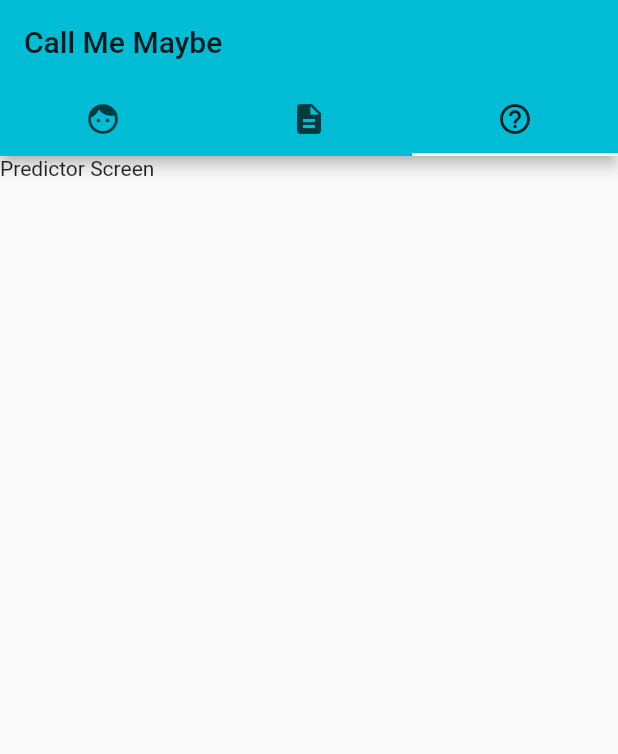
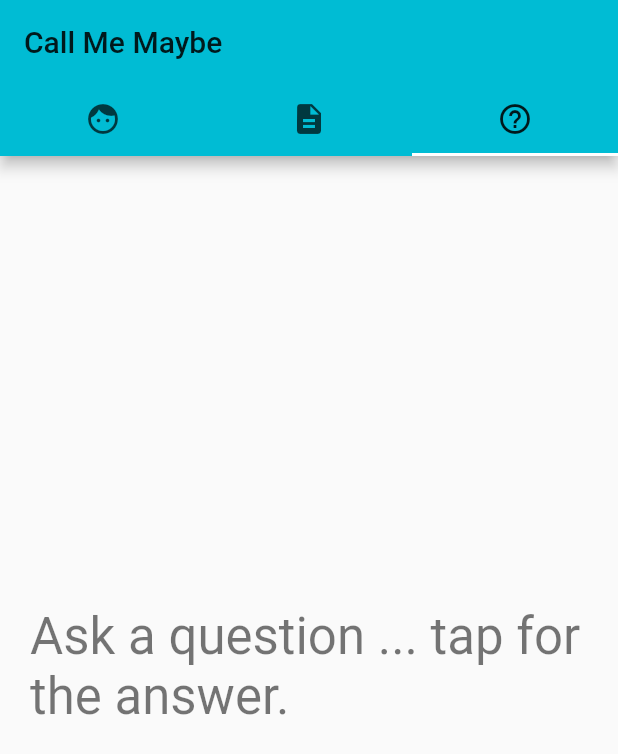
Before and after one commit to shfarazi/Calling_Card, a Flutter app: the screen it shows after launch, tab 3 chosen, on a phone screen of 412 x 824 dp. Shown: the top 754 px of the screen. Run offline on Flutter 3.47's test engine with Material 2 defaults, Android fonts, the phone set to English and light mode, and no system bars.

Commit message:
added eightball

```diff
--- a/lib/app.dart
+++ b/lib/app.dart
@@ -1,5 +1,6 @@
 import 'package:flutter/material.dart';
-import 'components/main_tab_controller.dart';
+
+import 'controllers/main_tab_controller.dart';
 
 
 class App extends StatelessWidget {
--- /dev/null
+++ b/lib/components/predictor.dart
@@ -0,0 +1,28 @@
+import 'package:call_me_maybe/models/eight_ball.dart';
+import 'package:flutter/material.dart';
+
+class Predictor extends StatefulWidget {
+  @override
+  _PredictorState createState() => _PredictorState();
+}
+
+class _PredictorState extends State<Predictor> {
+
+  final ball = EightBall();
+
+
+  Widget build(BuildContext context) {
+    return Padding(
+            padding: EdgeInsets.all(20),
+            child: Column(
+      mainAxisAlignment: MainAxisAlignment.center,
+      children: [
+         GestureDetector(
+                onTap: () {setState(() { ball.roll(); }); },
+                child: Text('Ask a question ... tap for the answer.', style: Theme.of(context).textTheme.display1)
+              ),
+        Text('${ball.prediction}', style: Theme.of(context).textTheme.display1),
+
+      ]));
+  }
+}
--- a/lib/components/main_tab_controller.dart
+++ b/lib/controllers/main_tab_controller.dart
@@ -14,7 +14,7 @@ class MainTabController extends StatelessWidget {
   @override
   Widget build(BuildContext context) {
     return DefaultTabController(
-      length: 3,
+      length: tabs.length,
       initialIndex: 0,
       child: Scaffold(
         appBar: AppBar(
--- /dev/null
+++ b/lib/models/eight_ball.dart
@@ -0,0 +1,26 @@
+import 'dart:math';
+
+class EightBall {
+  final Random _random = Random();
+
+  List<String> _predictions = [
+    "Absolutely.",
+    "Make Baby Yoda to do the magic hand thing!",
+    "Welcome to the dark side.",
+    "Death Star now accepting applications!",
+    "Sorry, Mars is already occupied.",
+    "Go back to Earth Hu-Man.",
+    "Currently closed due to Captain Picard Day.",
+    "We are looking for Number One."];
+
+  String prediction;
+
+  EightBall()
+  {
+    prediction = "";
+  }
+
+  void roll() {
+    prediction = _predictions[_random.nextInt(_predictions.length)];
+  }
+}
--- a/lib/screens/predictor_screen.dart
+++ b/lib/screens/predictor_screen.dart
@@ -1,10 +1,11 @@
+import 'package:call_me_maybe/components/predictor.dart';
 import 'package:flutter/material.dart';
 
 class PredictorScreen extends StatelessWidget {
   @override
   Widget build(BuildContext context) {
     return Container(
-      child: Text('Predictor Screen')
+      child: Predictor()
     );
   }
 }
```
